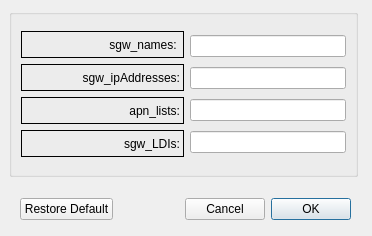
Before: the Qt Designer form LTEsimGeneratorGUI/Ui/DataForms/sgwform.ui in moniss23/junit4, drawn with Qt 5.
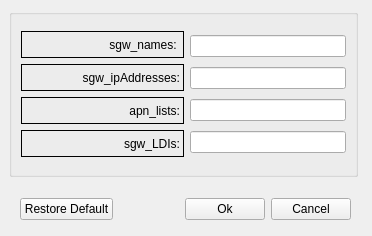
After: the same form once the commit is applied.

Commit message: Changed ipex, pagging, mme, sgw. They have cancel button enabled in trafficMap.

Patch:
```diff
--- a/LTEsimGeneratorGUI/Ui/DataForms/sgwform.ui
+++ b/LTEsimGeneratorGUI/Ui/DataForms/sgwform.ui
@@ -217,18 +217,16 @@
      </spacer>
     </item>
     <item>
-     <widget class="QDialogButtonBox" name="buttonBox">
-      <property name="layoutDirection">
-       <enum>Qt::RightToLeft</enum>
+     <widget class="QPushButton" name="okButton">
+      <property name="text">
+       <string>Ok</string>
       </property>
-      <property name="orientation">
-       <enum>Qt::Horizontal</enum>
-      </property>
-      <property name="standardButtons">
-       <set>QDialogButtonBox::Cancel|QDialogButtonBox::Ok</set>
-      </property>
-      <property name="centerButtons">
-       <bool>false</bool>
+     </widget>
+    </item>
+    <item>
+     <widget class="QPushButton" name="cancelButton">
+      <property name="text">
+       <string>Cancel</string>
       </property>
      </widget>
     </item>
```
The commit also changes 13 other files.
